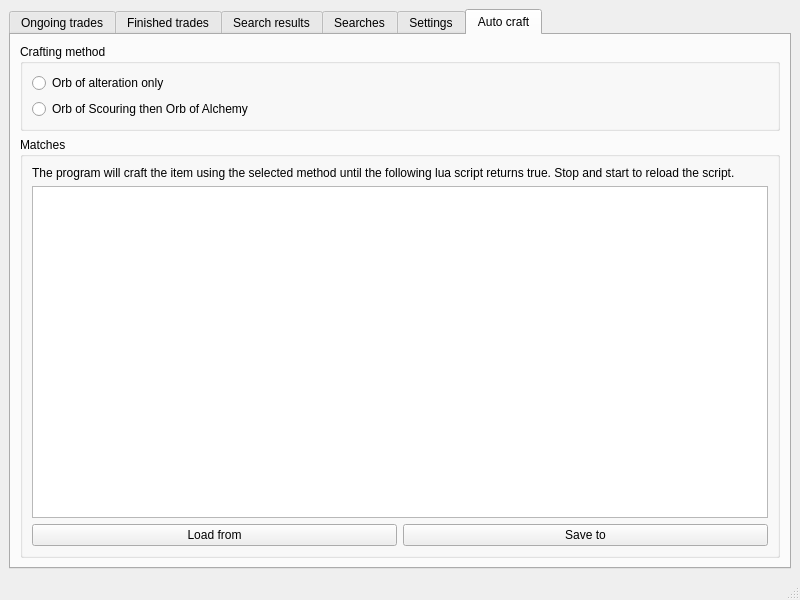
First picture: the form in mainwindow.ui, repository azais-corentin/StillSane, before the edit.
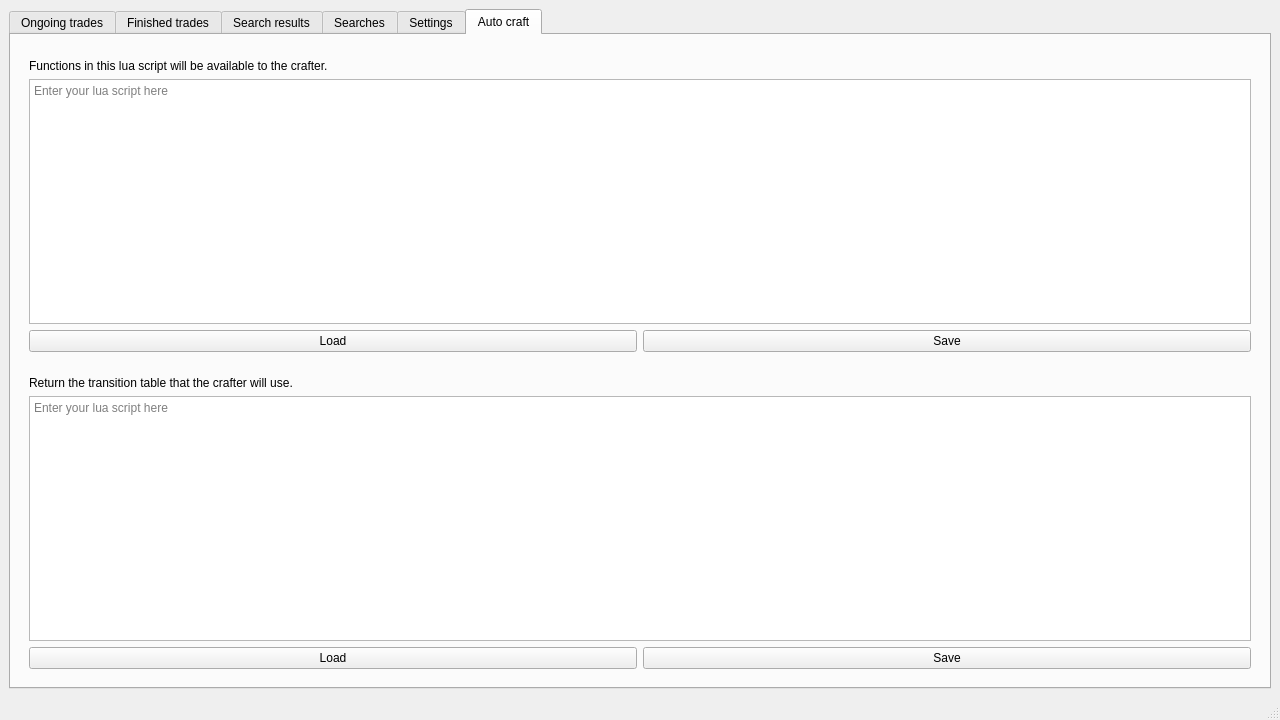
Second picture: the form after the edit. Custom widgets are drawn as their Qt base class.

Diff of the .ui file:
```diff
--- a/mainwindow.ui
+++ b/mainwindow.ui
@@ -6,8 +6,8 @@
    <rect>
     <x>0</x>
     <y>0</y>
-    <width>800</width>
-    <height>600</height>
+    <width>1280</width>
+    <height>720</height>
    </rect>
   </property>
   <property name="windowTitle">
@@ -175,44 +175,77 @@
         <string>Auto craft</string>
        </attribute>
        <layout class="QGridLayout" name="gridLayout_7">
-        <item row="0" column="0">
-         <widget class="QGroupBox" name="grpCraftingMethod">
-          <property name="title">
-           <string>Crafting method</string>
-          </property>
-          <layout class="QVBoxLayout" name="verticalLayout">
-           <item>
-            <widget class="QRadioButton" name="radioAltOnly">
-             <property name="text">
-              <string>Orb of alteration only</string>
-             </property>
-            </widget>
-           </item>
-           <item>
-            <widget class="QRadioButton" name="radioScourAlch">
-             <property name="text">
-              <string>Orb of Scouring then Orb of Alchemy</string>
-             </property>
-            </widget>
-           </item>
-          </layout>
-         </widget>
-        </item>
-        <item row="1" column="0">
-         <widget class="QGroupBox" name="grpMatches">
-          <property name="title">
-           <string>Matches</string>
-          </property>
+        <item row="2" column="0">
+         <widget class="QWidget" name="widgetFunctions" native="true">
           <layout class="QGridLayout" name="gridLayout_8">
+           <item row="2" column="0">
+            <widget class="QPushButton" name="bLoadFunctions">
+             <property name="text">
+              <string>Load</string>
+             </property>
+            </widget>
+           </item>
+           <item row="2" column="1">
+            <widget class="QPushButton" name="bSaveFunctions">
+             <property name="text">
+              <string>Save</string>
+             </property>
+            </widget>
+           </item>
+           <item row="1" column="0" colspan="2">
+            <widget class="QTextEdit" name="editorFunctions">
+             <property name="locale">
+              <locale language="English" country="World"/>
+             </property>
+             <property name="lineWrapMode">
+              <enum>QTextEdit::NoWrap</enum>
+             </property>
+             <property name="tabStopDistance">
+              <double>40.000000000000000</double>
+             </property>
+             <property name="acceptRichText">
+              <bool>false</bool>
+             </property>
+             <property name="placeholderText">
+              <string>Enter your lua script here</string>
+             </property>
+            </widget>
+           </item>
            <item row="0" column="0" colspan="2">
             <widget class="QLabel" name="lMatchesHelp">
              <property name="text">
-              <string>The program will craft the item using the selected method until the following lua script returns true. Stop and start to reload the script.</string>
+              <string>Functions in this lua script will be available to the crafter.</string>
+             </property>
+            </widget>
+           </item>
+          </layout>
+         </widget>
+        </item>
+        <item row="0" column="0">
+         <widget class="ads::CDockManager" name="dockWidget">
+          <property name="frameShape">
+           <enum>QFrame::StyledPanel</enum>
+          </property>
+          <property name="frameShadow">
+           <enum>QFrame::Raised</enum>
+          </property>
+         </widget>
+        </item>
+        <item row="3" column="0">
+         <widget class="QWidget" name="widgetTransitionTable" native="true">
+          <layout class="QGridLayout" name="gridLayout_9">
+           <item row="0" column="0">
+            <widget class="QLabel" name="label">
+             <property name="text">
+              <string>Return the transition table that the crafter will use.</string>
              </property>
             </widget>
            </item>
            <item row="1" column="0" colspan="2">
-            <widget class="QTextEdit" name="eLua">
+            <widget class="QTextEdit" name="editorTransitionTable">
+             <property name="locale">
+              <locale language="English" country="World"/>
+             </property>
              <property name="lineWrapMode">
               <enum>QTextEdit::NoWrap</enum>
              </property>
@@ -222,19 +255,22 @@
              <property name="acceptRichText">
               <bool>false</bool>
              </property>
+             <property name="placeholderText">
+              <string>Enter your lua script here</string>
+             </property>
             </widget>
            </item>
            <item row="2" column="0">
-            <widget class="QPushButton" name="bLoadFrom">
+            <widget class="QPushButton" name="bLoadTransitionTable">
              <property name="text">
-              <string>Load from</string>
+              <string>Load</string>
              </property>
             </widget>
            </item>
            <item row="2" column="1">
-            <widget class="QPushButton" name="bSaveTo">
+            <widget class="QPushButton" name="bSaveTransitionTable">
              <property name="text">
-              <string>Save to</string>
+              <string>Save</string>
              </property>
             </widget>
            </item>
@@ -259,6 +295,14 @@
   </widget>
   <widget class="QStatusBar" name="statusbar"/>
  </widget>
+ <customwidgets>
+  <customwidget>
+   <class>ads::CDockManager</class>
+   <extends>QFrame</extends>
+   <header location="global">DockManager.h</header>
+   <container>1</container>
+  </customwidget>
+ </customwidgets>
  <resources/>
  <connections/>
 </ui>
```
Left out of the diff: 4 changed lines with no effect on the pictures.
